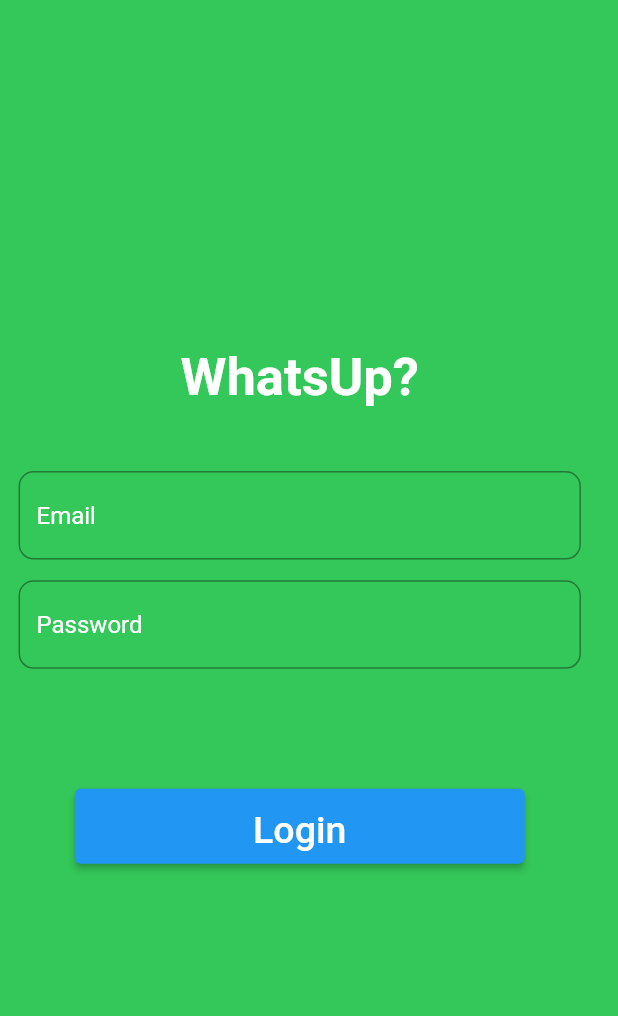
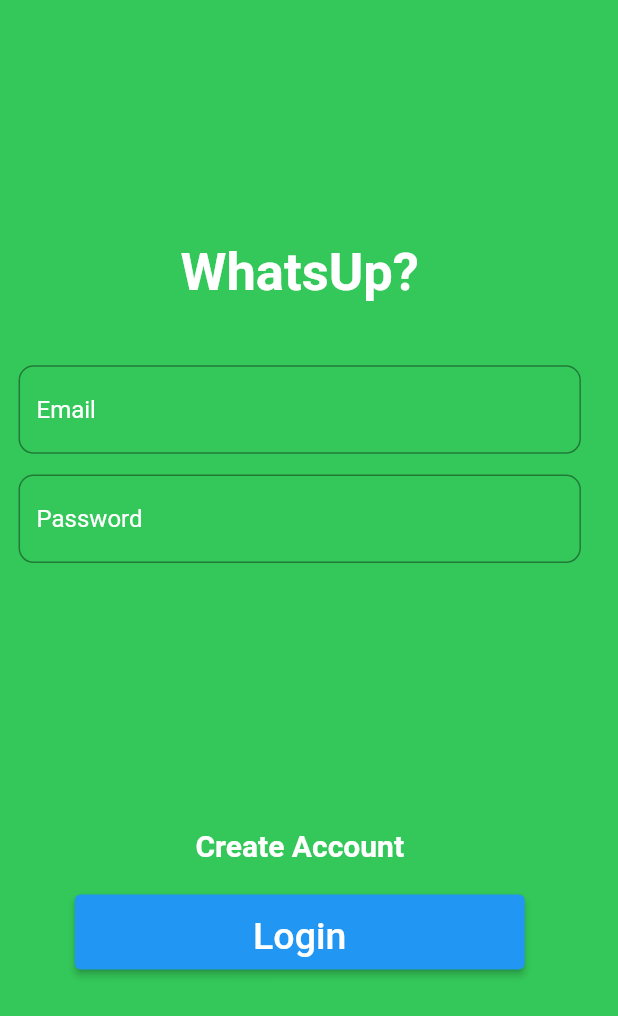
Before and after one commit to Boggy679/Course_Project, a Flutter app: the screen it shows after launch, on a phone screen of 412 x 824 dp. Shown: the top 1016 px of the screen. Run offline on Flutter 3.47's test engine with Material 2 defaults, Android fonts, the phone set to English and light mode, and no system bars; our stand-ins replace cloud_firestore, file_picker, firebase_analytics, firebase_auth, firebase_core, firebase_storage and 4 more; accounts and stored records are empty.

Commit message:
create button created

```diff
--- a/lib/screens/login.dart
+++ b/lib/screens/login.dart
@@ -38,13 +38,18 @@ class LoginScreenState extends State<LoginScreen>{
           children: [
             title(),
             loginForm(),
-            const SizedBox(height: 80),
+            SizedBox(height: devHeight * 0.2),
+            const CreateAccount(name: "Create Account"),
+            SizedBox(height: devHeight * 0.01),
             LoginButton(onPressed: (){}, height: 50, width: 300),
+
+
           ],
         ),
       ),
     );
   }
+
   Widget title(){
     return SizedBox(height: devHeight * 0.1,
         child: const Text('WhatsUp?',
@@ -127,7 +132,7 @@ class PasswordEntry extends StatelessWidget {
   Widget build(BuildContext context) {
     return TextFormField(
         onSaved: (value) => onSaved(value!),
-        cursorColor: Colors.white,
+        cursorColor: Colors.black,
         style: const TextStyle(color: Colors.white),
         obscureText: obscureText,
         validator: (value){
@@ -173,3 +178,27 @@ class LoginButton extends StatelessWidget{
     );
   }
 }
+
+// creating a create account button
+class CreateAccount extends StatelessWidget{
+  final String name;
+
+  const CreateAccount({
+    super.key,
+    required this.name
+  });
+
+  @override
+  Widget build(BuildContext context) {
+    return GestureDetector(
+      onTap: (){},
+        child: TextButton(
+            style: TextButton.styleFrom(textStyle: const TextStyle(
+              fontSize: 20,
+              fontWeight: FontWeight.bold,
+            ),
+              primary: Colors.white,
+            ),
+            onPressed: () {},
+            child: Text(name)));
+  }}
```
